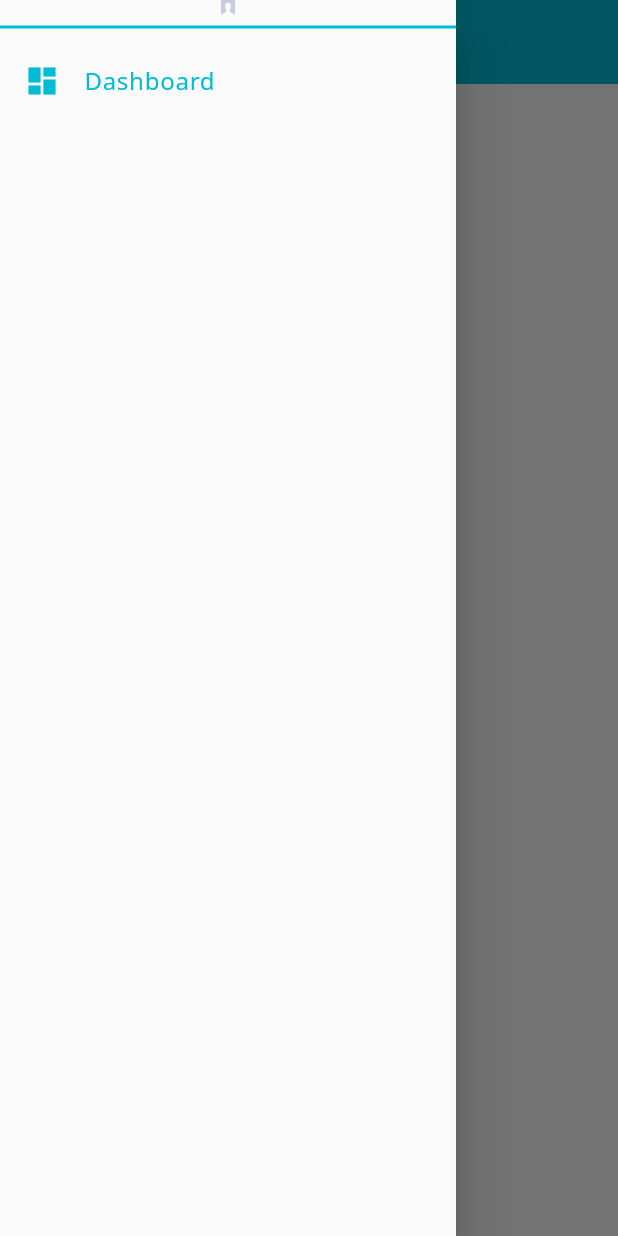
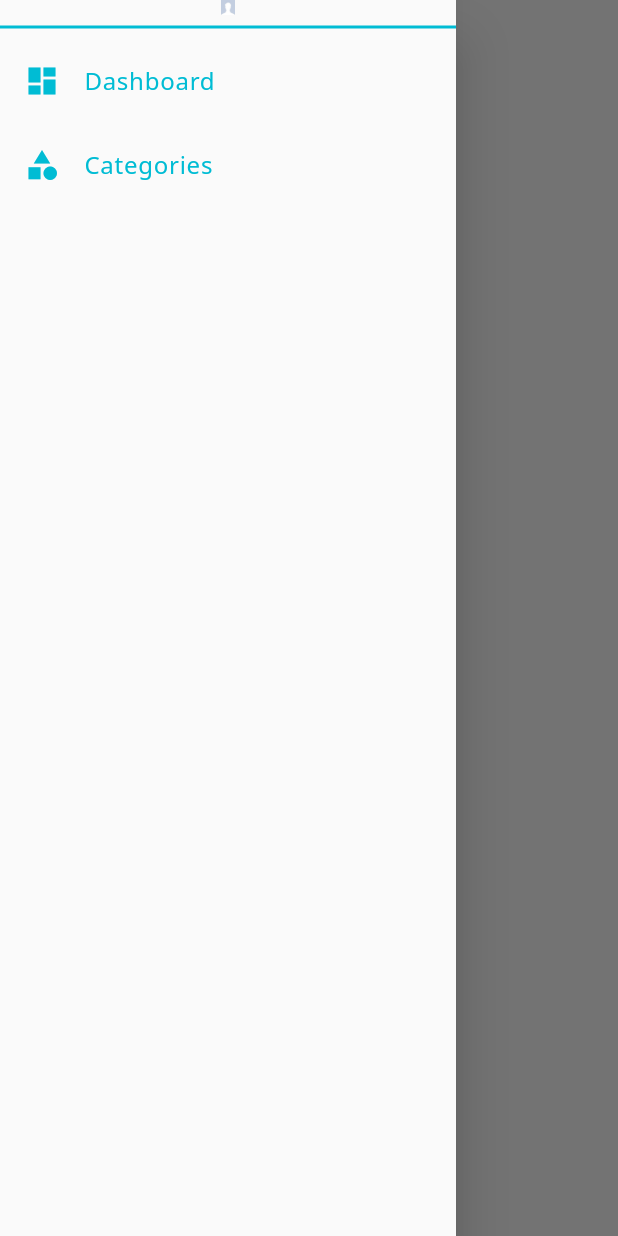
Before and after one commit to EwigSol/JSOAdminPanel, a Flutter app: the RootView screen opened directly, with the side drawer open, on a phone screen of 412 x 824 dp. Run offline on Flutter 3.47's test engine with Material 2 defaults, Android fonts, the phone set to English and light mode, and no system bars; our stand-ins replace awesome_snackbar_content, cloud_firestore, firebase_auth, firebase_core, get, google_fonts and 2 more; accounts and stored records are empty.

Commit message:
Navigation working

```diff
--- a/lib/Controllers/sidebarController.dart
+++ b/lib/Controllers/sidebarController.dart
@@ -5,29 +5,11 @@ import 'package:jsoadminpanel/utils/Constants/menuIcons.dart';
 class SideBarController extends GetxController {
   final List<IconData> iconsList = [
     AssetImages.dashboard,
-    // AssetImages.banner,
-    // AssetImages.folder,
-    // AssetImages.menuDoc,
-    // AssetImages.menuProfile,
-    // AssetImages.folder,
-    // AssetImages.media,
-    // AssetImages.menuStore,
-    // AssetImages.menuTask,
-    // AssetImages.menuStore,
-    // AssetImages.menuSetting
+    AssetImages.createCategory,
   ];
   final List<String> namesList = [
     'Dashboard',
-    'Add-banner',
     'Categories',
-    'Products',
-    'Users',
-    'Footer',
-    'Reservations',
-    'Orders',
-    'Invoice Orders',
-    'Shopify Order Tab',
-    'Settings'
   ];
 
   final _pageController = PageController().obs;
--- a/lib/Views/rootView.dart/root.dart
+++ b/lib/Views/rootView.dart/root.dart
@@ -1,8 +1,8 @@
 import 'package:flutter/material.dart';
 import 'package:get/get.dart';
 import 'package:jsoadminpanel/Controllers/sidebarController.dart';
+import 'package:jsoadminpanel/Views/category/createCategory.dart';
 import 'package:jsoadminpanel/Views/dashBoard/dashBoard.dart';
-import 'package:jsoadminpanel/utils/Constants/theme.dart';
 import 'package:jsoadminpanel/utils/sideBar/sidebar/desktop_sidebar.dart';
 import 'package:jsoadminpanel/utils/sideBar/sidebar/mobile_sidebar.dart';
 import 'package:jsoadminpanel/utils/sideBar/sidebar/tablet_desktop.dart';
@@ -20,20 +20,20 @@ class RootView extends StatelessWidget {
       drawer: size < 500
           ? MobileSidebar(sideBarController: _sideBarController)
           : null,
-      appBar: AppBar(
-        backgroundColor: AppTheme.primaryColor,
-        elevation: 0,
-        iconTheme: const IconThemeData(color: AppTheme.primaryColor),
-        automaticallyImplyLeading: size < 500 ? true : false,
-        actions: [
-          Row(
-            children: const [
-              Icon(Icons.logout, size: 20, color: AppTheme.primaryColor),
-              Text("Logout", style: TextStyle(color: AppTheme.primaryColor)),
-            ],
-          ),
-        ],
-      ),
+      // appBar: AppBar(
+      //   backgroundColor: AppTheme.primaryColor,
+      //   elevation: 0,
+      //   iconTheme: const IconThemeData(color: AppTheme.primaryColor),
+      //   automaticallyImplyLeading: size < 500 ? true : false,
+      //   actions: [
+      //     Row(
+      //       children: const [
+      //         Icon(Icons.logout, size: 20, color: AppTheme.primaryColor),
+      //         Text("Logout", style: TextStyle(color: AppTheme.primaryColor)),
+      //       ],
+      //     ),
+      //   ],
+      // ),
       body: Row(
         crossAxisAlignment: CrossAxisAlignment.start,
         children: [
@@ -60,6 +60,7 @@ class RootView extends StatelessWidget {
               physics: const NeverScrollableScrollPhysics(),
               children: [
                 DashBoard(),
+                const CreateCategory(),
               ],
             ),
           ),
--- a/lib/utils/Constants/menuIcons.dart
+++ b/lib/utils/Constants/menuIcons.dart
@@ -9,4 +9,5 @@ class AssetImages {
   // icons
   static const IconData document = Icons.dashboard;
   static const IconData dashboard = Icons.dashboard;
+  static const IconData createCategory = Icons.category;
 }
```
